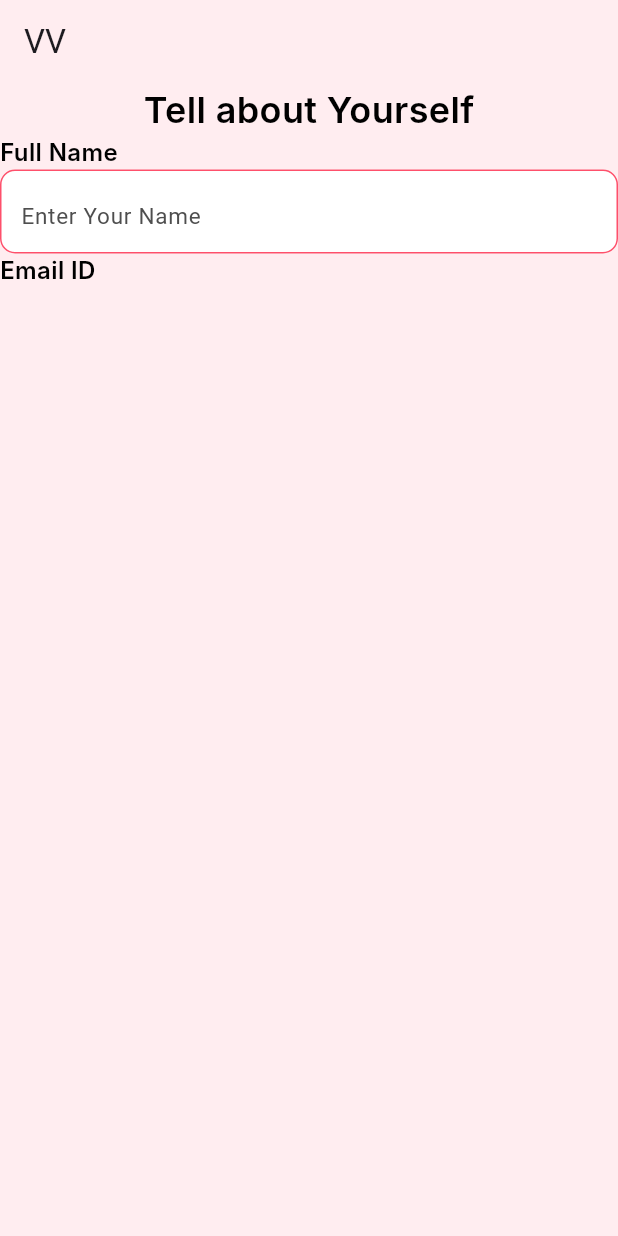
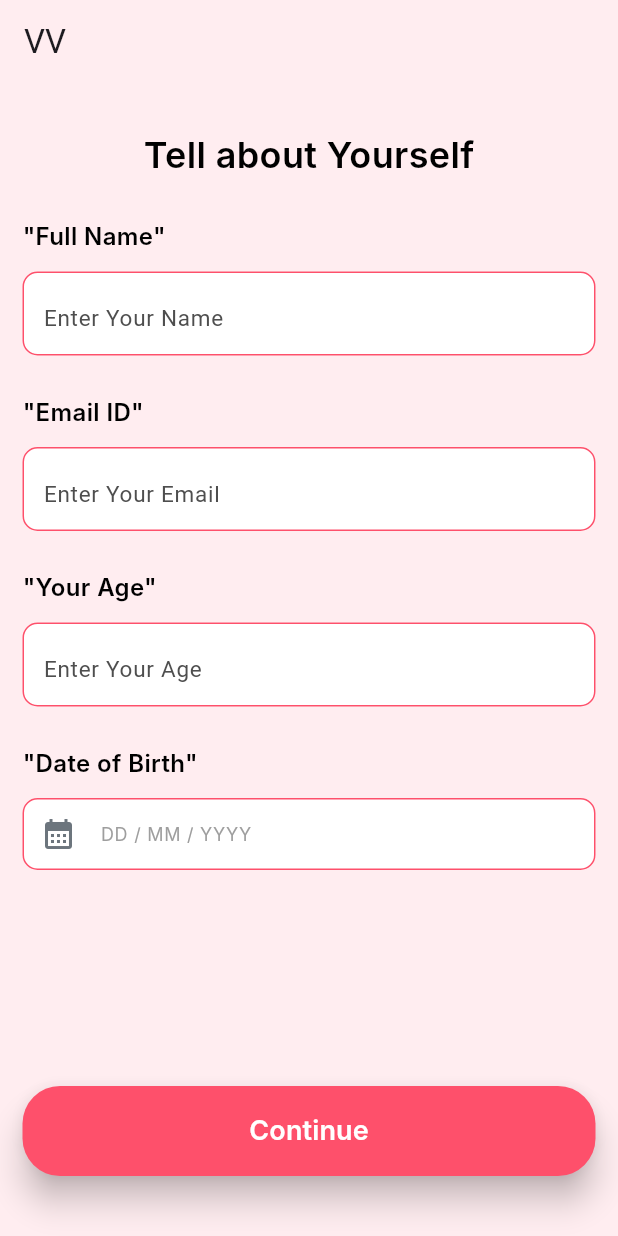
Before and after one commit to Bhavanpalanisamy/VVMatrimony, a Flutter app: the screen it shows after launch, on a phone screen of 412 x 824 dp. Run offline on Flutter 3.47's test engine with Material 3 defaults, Android fonts, the phone set to English and light mode, and no system bars; our stand-ins replace dio, dotted_border, file_picker, flutter_easyloading, flutter_riverpod, flutter_secure_storage and 11 more; missing offline and left inert: flutter_pdfview, upi_payment_flutter; Roboto replaces fonts that are missing (Inter).

Commit message:
Committing screen Loginpage, OTP Screen, Text Style, Yourdetailsscreen

```diff
--- a/lib/OTP_Ui/OTP_Screen.dart
+++ b/lib/OTP_Ui/OTP_Screen.dart
@@ -13,6 +13,7 @@ class OTP extends StatefulWidget {
 
 class _OTPState extends State<OTP> {
   final _formkey = GlobalKey<FormState>();
+  TextEditingController _MobileNumber = TextEditingController();
   @override
   Widget build(BuildContext context) {
     return Scaffold(
@@ -30,12 +31,15 @@ class _OTPState extends State<OTP> {
         child: Center(child: Text("My Number Is",style: Textfield_Style2,)),
             ),
               const SizedBox(height: 30,),
-              Text('Please enter code we just send to',style: Textfield_Style1,),
+              Text('Please enter code we just send to \n     +91-${_MobileNumber.text}',style: Textfield_Style1,),
               const SizedBox(height: 40,),
               // OTP
               Row(
                 mainAxisAlignment: MainAxisAlignment.spaceAround,
                 children: [
+
+                  // OTP FIELD
+
                   SizedBox(height: 60,width: 60,
                     child: TextFormField(
                       decoration: InputDecoration(
@@ -128,6 +132,8 @@ class _OTPState extends State<OTP> {
               ),
               const SizedBox(height: 25,),
 
+              // ON TAP TEXT
+
               Text('Didn’t receive OTP?',style: onClicked_TextC,),
               const SizedBox(height: 10,),
               Text('Resend Code',style: onClicked_TextB,),
--- a/lib/YourDetails_Ui/YourDetails_Screen.dart
+++ b/lib/YourDetails_Ui/YourDetails_Screen.dart
@@ -1,5 +1,8 @@
 import 'package:flutter/material.dart';
+import 'package:flutter/services.dart';
+import 'package:vvmatrimony/GetStarted_Ui/GetStarted_Screen.dart';
 
+import '../Common_Widgets/Common_Button.dart';
 import '../Common_Widgets/Text_Form_Field.dart';
 import '../utilits/Common_Colors.dart';
 import '../utilits/Text_Style.dart';
@@ -12,6 +15,11 @@ class Yourdetails extends StatefulWidget {
 
 class _YourdetailsState extends State<Yourdetails> {
   final _formkey = GlobalKey<FormState>();
+  TextEditingController _Name = TextEditingController();
+  TextEditingController _email = TextEditingController();
+  TextEditingController _Age = TextEditingController();
+  TextEditingController _Dob = TextEditingController();
+
   @override
   Widget build(BuildContext context) {
     return Scaffold(
@@ -20,22 +28,97 @@ class _YourdetailsState extends State<Yourdetails> {
         backgroundColor: backGroundColor,
         title: Text('VV'),
       ),
-        body: Column(
-          crossAxisAlignment: CrossAxisAlignment.start,
-          children: [
-        Center(child: Text("Tell about Yourself",style: Textfield_Style2,)),
+        body: Form(
+          key: _formkey,
+          child: Padding(
+            padding: const EdgeInsets.only(left: 15,right: 15,top: 30),
+            child: Column(
+              crossAxisAlignment: CrossAxisAlignment.start,
+              children: [
+            Center(child: Text("Tell about Yourself",style: Textfield_Style2,)),
 
-            // TEXTFROM FIELD HEADING (Name)
+                // TEXTFROM FIELD HEADING (Name)
 
-            Text("Full Name",style: Textfield_Style1,),
-            Form(
-                key: _formkey,
-                child: textFormField2(hintText: 'Enter Your Name', keyboardtype: TextInputType.text,)),
+                Title_Style(Title: '"Full Name"', isStatus: null,),
+                textFormField2(hintText: 'Enter Your Name',
+                    keyboardtype: TextInputType.text,
+                    Controller: _Name,
+                    inputFormatters: [
+                      LengthLimitingTextInputFormatter(20),
+                      FilteringTextInputFormatter.singleLineFormatter],
+                    onChanged: null,
+                    validating:(value){
+                      if (value!.isEmpty) {
+                        return 'Please Enter Name';
+                      }
+                    }
+                ),
 
-            // TEXTFORM FIELD EMAIL
-            Text("Email ID",style: Textfield_Style1,),
+                // TEXTFORM FIELD EMAIL
 
-    ])
+                Title_Style(Title: '"Email ID"', isStatus: null,),
+
+                textFormField2(hintText: 'Enter Your Email',
+                    keyboardtype: TextInputType.text,
+
+                  Controller: _email,
+                  inputFormatters: [
+                    LengthLimitingTextInputFormatter(25),
+                    FilteringTextInputFormatter.singleLineFormatter],
+                  onChanged: null,
+                  validating: (value){
+                    if(value==null||value.isEmpty){
+                      return "Enter Email";
+                    }else if(!RegExp(r'^[\w-\.]+@([\w-]+\.)+[\w-]{2,4}$').hasMatch(value)){
+                      return "Please Enter valid Email ";
+                    }else{
+                      return null;
+                    }
+                  },
+                ),
+
+                // TEXTFORM FILED AGE
+
+                Title_Style(Title: '"Your Age"', isStatus: null,),
+                textFormField2(hintText: 'Enter Your Age',
+                    keyboardtype: TextInputType.number,
+                    Controller: _Age,
+                    inputFormatters: [
+                      LengthLimitingTextInputFormatter(2),
+                      FilteringTextInputFormatter.digitsOnly],
+                    onChanged: null,
+                    validating:(value){
+                      if (value!.isEmpty) {
+                        return 'Please Enter Age';
+                      }
+                    }
+                ),
+
+            // TEXTFORM FIELD DOB
+
+                Title_Style(Title: '"Date of Birth"', isStatus: null,),
+                TextFieldDatePicker(hintText: 'Enter Your Date of Birth',
+                  Controller: _Dob,
+                ),
+
+            // TEXTFORM FIELD GENDER
+
+
+            const Spacer(),
+
+                // BUTTON
+
+                Padding(
+                  padding: const EdgeInsets.only(bottom: 40),
+                  child: CommonElevatedButton(context, 'Continue', () {if(_formkey.currentState!.validate()){
+                    Navigator.push(context, MaterialPageRoute(builder: (context) => GetStarted()));
+                  };}),
+                ),
+
+              ],
+            ),
+          ),
+        ),
     );
   }
 }
--- a/lib/utilits/Text_Style.dart
+++ b/lib/utilits/Text_Style.dart
@@ -8,7 +8,7 @@ TextStyle HintST=TextStyle( fontFamily: 'Roboto', fontSize: 15, color: Color.fro
 TextStyle Textfield_Style1=TextStyle( fontFamily: 'Inter', fontSize: 16, color: Colors.black, fontWeight: FontWeight.w600);
 TextStyle Textfield_Style2=TextStyle( fontFamily: 'Inter', fontSize: 24, color: Colors.black, fontWeight: FontWeight.w600);
 //SUB CONTENTS
-TextStyle sub_ContentST=TextStyle( fontFamily: 'Inter', fontSize: 14, color: Color.fromRGBO(51, 51, 51, 1), fontWeight: FontWeight.w400);
+TextStyle sub_ContentST=TextStyle( fontFamily: 'Inter', fontSize: 15, color: Color.fromRGBO(51, 51, 51, 1), fontWeight: FontWeight.w400);
 
 //onclicked Text
 TextStyle onClicked_TextC=TextStyle( fontFamily: 'Inter', fontSize: 14, color: Colors.black, fontWeight: FontWeight.w400);
@@ -134,7 +134,7 @@ Widget On_Clicked_Text(context,{required String subText,required void Function()
 //HEADING
 Widget Title_Style({required String Title, required bool? isStatus}) {
   return Padding(
-    padding: const EdgeInsets.only(top: 20,bottom: 10),
+    padding: const EdgeInsets.only(top: 20,bottom: 5),
     child: Row(
       // mainAxisAlignment: MainAxisAlignment.spaceEvenly,
       children: [
```
Also changed, not shown: lib/GetStarted_Ui/GetStarted_Screen.dart (+9 -10 lines), lib/LoginPage_Ui/LoginPage_Screen.dart (+20 -1 lines), lib/MyNumber_Ui/MyNumber_Screen.dart (deleted, +0 -52 lines).
